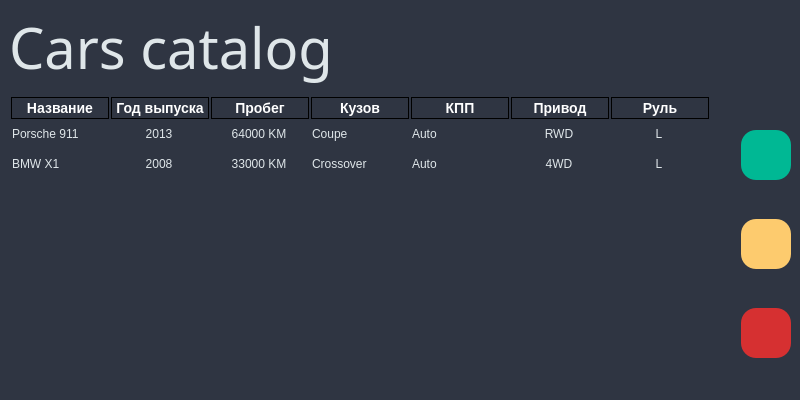
The window that mainwindow.ui (Airaat/QT_CRUD_Book) describes before a commit, drawn with Qt 5.
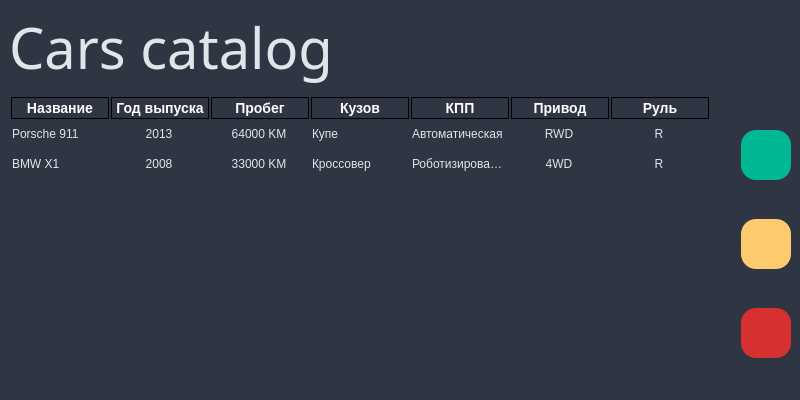
The same window after the commit. Icons and pictures are not drawn.

```diff
--- a/mainwindow.ui
+++ b/mainwindow.ui
@@ -165,12 +165,12 @@
       </item>
       <item row="0" column="3">
        <property name="text">
-        <string>Coupe</string>
+        <string>Купе</string>
        </property>
       </item>
       <item row="0" column="4">
        <property name="text">
-        <string>Auto</string>
+        <string>Автоматическая</string>
        </property>
       </item>
       <item row="0" column="5">
@@ -183,7 +183,7 @@
       </item>
       <item row="0" column="6">
        <property name="text">
-        <string>L</string>
+        <string>R</string>
        </property>
        <property name="textAlignment">
         <set>AlignCenter</set>
@@ -215,12 +215,12 @@
       </item>
       <item row="1" column="3">
        <property name="text">
-        <string>Crossover</string>
+        <string>Кроссовер</string>
        </property>
       </item>
       <item row="1" column="4">
        <property name="text">
-        <string>Auto</string>
+        <string>Роботизированная</string>
        </property>
       </item>
       <item row="1" column="5">
@@ -233,7 +233,7 @@
       </item>
       <item row="1" column="6">
        <property name="text">
-        <string>L</string>
+        <string>R</string>
        </property>
        <property name="textAlignment">
         <set>AlignCenter</set>
```
